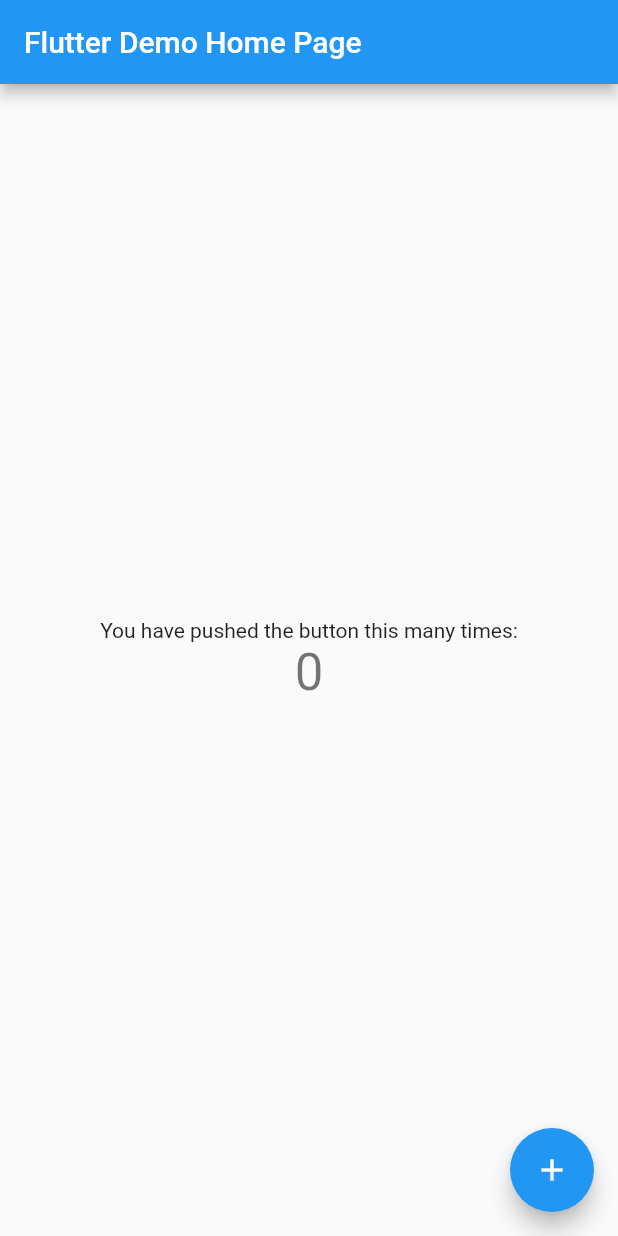
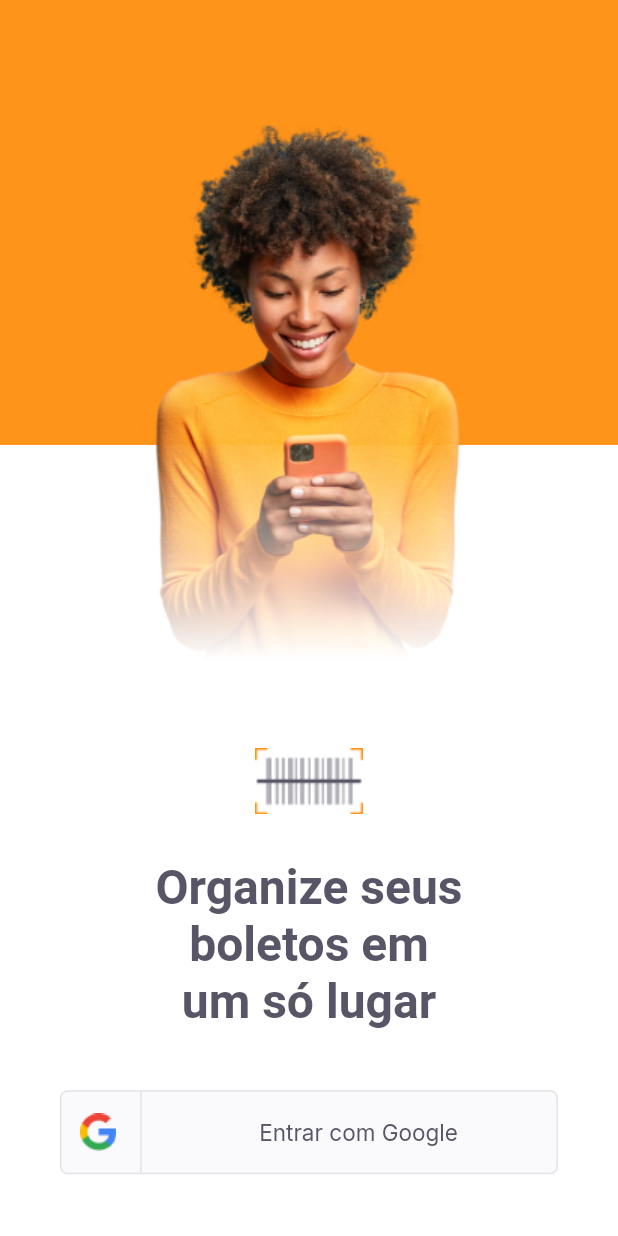
Before and after one commit to ejbussarello/payflow, a Flutter app: the screen it shows after launch, on a phone screen of 412 x 824 dp. Run offline on Flutter 3.47's test engine with Material 2 defaults, Android fonts, the phone set to English and light mode, and no system bars; our stand-ins replace google_fonts.

Commit message:
LoginPage e Social Button

```diff
--- a/lib/main.dart
+++ b/lib/main.dart
@@ -1,97 +1,20 @@
-import 'dart:ui';
-
 import 'package:flutter/material.dart';
-import 'package:payflow/shared/themes/app_text_styles.dart';
+import 'package:payflow/modules/login/login_page.dart';
 
 void main() {
   runApp(MyApp());
 }
 
 class MyApp extends StatelessWidget {
-  // This widget is the root of your application.
   @override
   Widget build(BuildContext context) {
     return MaterialApp(
+      debugShowCheckedModeBanner: false,
       title: 'Flutter Demo',
       theme: ThemeData(
         primarySwatch: Colors.blue,
       ),
-      home: MyHomePage(title: 'Flutter Demo Home Page'),
+      home: LoginPage(),
     );
   }
 }
-
-class MyHomePage extends StatefulWidget {
-  MyHomePage({Key? key, required this.title}) : super(key: key);
-  final String title;
-
-  @override
-  _MyHomePageState createState() => _MyHomePageState();
-}
-
-class _MyHomePageState extends State<MyHomePage> {
-  int _counter = 0;
-
-  void _incrementCounter() {
-    setState(() {
-      // This call to setState tells the Flutter framework that something has
-      // changed in this State, which causes it to rerun the build method below
-      // so that the display can reflect the updated values. If we changed
-      // _counter without calling setState(), then the build method would not be
-      // called again, and so nothing would appear to happen.
-      _counter++;
-    });
-  }
-
-  @override
-  Widget build(BuildContext context) {
-    // This method is rerun every time setState is called, for instance as done
-    // by the _incrementCounter method above.
-    //
-    // The Flutter framework has been optimized to make rerunning build methods
-    // fast, so that you can just rebuild anything that needs updating rather
-    // than having to individually change instances of widgets.
-    return Scaffold(
-      appBar: AppBar(
-        // Here we take the value from the MyHomePage object that was created by
-        // the App.build method, and use it to set our appbar title.
-        title: Text(widget.title),
-      ),
-      body: Center(
-        // Center is a layout widget. It takes a single child and positions it
-        // in the middle of the parent.
-        child: Column(
-          // Column is also a layout widget. It takes a list of children and
-          // arranges them vertically. By default, it sizes itself to fit its
-          // children horizontally, and tries to be as tall as its parent.
-          //
-          // Invoke "debug painting" (press "p" in the console, choose the
-          // "Toggle Debug Paint" action from the Flutter Inspector in Android
-          // Studio, or the "Toggle Debug Paint" command in Visual Studio Code)
-          // to see the wireframe for each widget.
-          //
-          // Column has various properties to control how it sizes itself and
-          // how it positions its children. Here we use mainAxisAlignment to
-          // center the children vertically; the main axis here is the vertical
-          // axis because Columns are vertical (the cross axis would be
-          // horizontal).
-          mainAxisAlignment: MainAxisAlignment.center,
-          children: <Widget>[
-            Text(
-              'You have pushed the button this many times:',
-            ),
-            Text(
-              '$_counter',
-              style: Theme.of(context).textTheme.headline4,
-            ),
-          ],
-        ),
-      ),
-      floatingActionButton: FloatingActionButton(
-        onPressed: _incrementCounter,
-        tooltip: 'Increment',
-        child: Icon(Icons.add),
-      ), // This trailing comma makes auto-formatting nicer for build methods.
-    );
-  }
-}
--- /dev/null
+++ b/lib/modules/login/login_page.dart
@@ -0,0 +1,86 @@
+import 'package:flutter/material.dart';
+import 'package:payflow/shared/themes/app_colors.dart';
+import 'package:payflow/shared/themes/app_images.dart';
+import 'package:payflow/shared/themes/app_text_styles.dart';
+import 'package:payflow/shared/widgets/social_login/social_login_button.dart';
+
+class LoginPage extends StatefulWidget {
+  LoginPage({Key? key}) : super(key: key);
+
+  @override
+  _LoginPageState createState() => _LoginPageState();
+}
+
+class _LoginPageState extends State<LoginPage> {
+  //final controller = LoginController();
+  @override
+  Widget build(BuildContext context) {
+    final size = MediaQuery.of(context).size;
+    return Scaffold(
+      backgroundColor: AppColors.background,
+      body: Container(
+        width: size.width,
+        height: size.height,
+        child: Stack(
+          children: [
+            Container(
+              width: size.width,
+              height: size.height * 0.36,
+              color: AppColors.primary,
+            ),
+            Positioned(
+              top: 40,
+              left: 0,
+              right: 0,
+              child: ShaderMask(
+                shaderCallback: (rect) {
+                  return LinearGradient(
+                    begin: Alignment.center,
+                    end: Alignment.bottomCenter,
+                    colors: [Colors.black, Colors.transparent],
+                  ).createShader(Rect.fromLTRB(0, 100, 0, 400));
+                },
+                blendMode: BlendMode.dstIn,
+                child: Image.asset(
+                  AppImages.person,
+                  width: 208,
+                  height: 460,
+                ),
+              ),
+            ),
+            Positioned(
+              bottom: size.height * 0.05,
+              left: 0,
+              right: 0,
+              child: Column(
+                mainAxisAlignment: MainAxisAlignment.center,
+                crossAxisAlignment: CrossAxisAlignment.center,
+                children: [
+                  Image.asset(AppImages.logomini),
+                  Padding(
+                    padding:
+                        const EdgeInsets.only(top: 30, left: 100, right: 100),
+                    child: Text(
+                      "Organize seus boletos em um só lugar",
+                      textAlign: TextAlign.center,
+                      style: TextStyles.titleHome,
+                    ),
+                  ),
+                  Padding(
+                    padding:
+                        const EdgeInsets.only(left: 40, right: 40, top: 40),
+                    child: SocialLoginButton(
+                      onTap: () {
+                        //controller.googleSignIn(context);
+                      },
+                    ),
+                  )
+                ],
+              ),
+            )
+          ],
+        ),
+      ),
+    );
+  }
+}
--- /dev/null
+++ b/lib/modules/splash/splash_page.dart
@@ -0,0 +1,23 @@
+import 'package:flutter/material.dart';
+// import 'package:payflow/shared/auth/auth_controller.dart';
+import 'package:payflow/shared/themes/app_colors.dart';
+import 'package:payflow/shared/themes/app_images.dart';
+
+class SplashPage extends StatelessWidget {
+  const SplashPage({Key? key}) : super(key: key);
+
+  @override
+  Widget build(BuildContext context) {
+    // final authController = AuthController();
+    // authController.currentUser(context);
+    return Scaffold(
+      backgroundColor: AppColors.background,
+      body: Stack(
+        children: [
+          Center(child: Image.asset(AppImages.union)),
+          Center(child: Image.asset(AppImages.logoFull)),
+        ],
+      ),
+    );
+  }
+}
--- /dev/null
+++ b/lib/shared/widgets/social_login/social_login_button.dart
@@ -0,0 +1,59 @@
+import 'package:flutter/material.dart';
+import 'package:payflow/shared/themes/app_colors.dart';
+import 'package:payflow/shared/themes/app_images.dart';
+import 'package:payflow/shared/themes/app_text_styles.dart';
+
+class SocialLoginButton extends StatelessWidget {
+  final VoidCallback onTap;
+  const SocialLoginButton({Key? key, required this.onTap}) : super(key: key);
+
+  @override
+  Widget build(BuildContext context) {
+    return InkWell(
+      onTap: onTap,
+      child: Container(
+        height: 56,
+        decoration: BoxDecoration(
+            color: AppColors.shape,
+            borderRadius: BorderRadius.circular(5),
+            border: Border.fromBorderSide(
+              BorderSide(
+                color: AppColors.stroke,
+              ),
+            )),
+        child: Row(
+          children: [
+            Expanded(
+                flex: 1,
+                child: Row(
+                  mainAxisAlignment: MainAxisAlignment.center,
+                  children: [
+                    Image.asset(AppImages.google),
+                    SizedBox(
+                      width: 16,
+                    ),
+                    Container(
+                      height: 56,
+                      width: 1,
+                      color: AppColors.stroke,
+                    )
+                  ],
+                )),
+            Expanded(
+              flex: 4,
+              child: Row(
+                mainAxisAlignment: MainAxisAlignment.center,
+                children: [
+                  Text(
+                    "Entrar com Google",
+                    style: TextStyles.buttonGray,
+                  ),
+                ],
+              ),
+            ),
+          ],
+        ),
+      ),
+    );
+  }
+}
```
